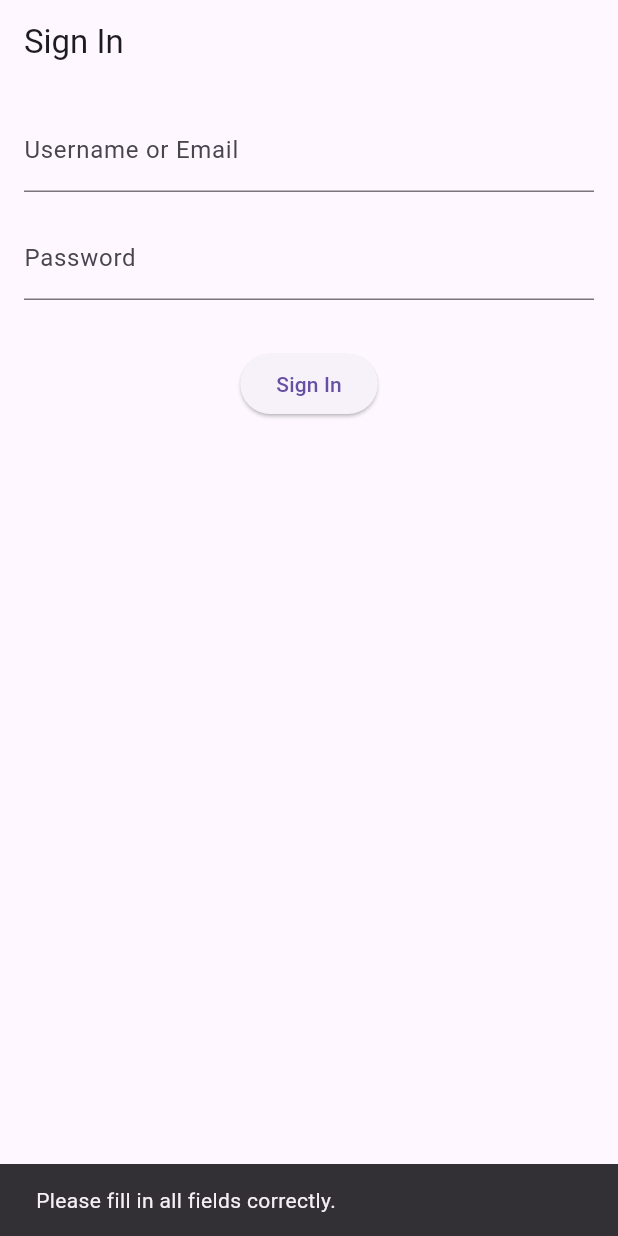
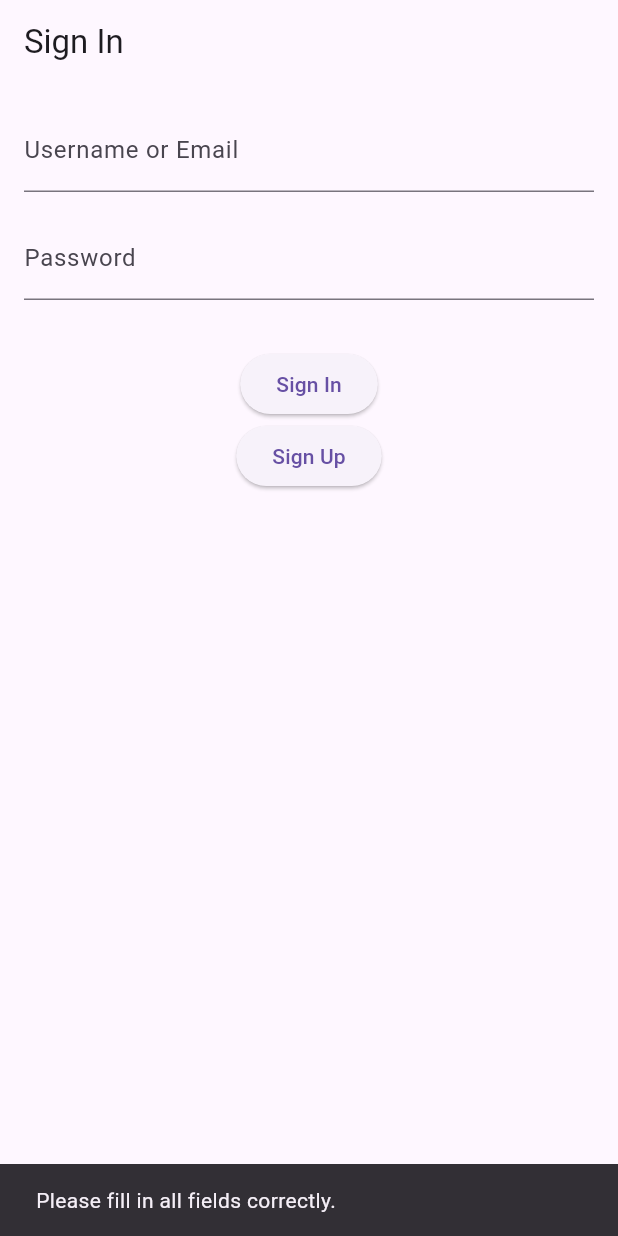
Before and after one commit to ImMrHak/StreamRank-FE, a Flutter app: the screen it shows after launch, after a tap on "Sign In", on a phone screen of 412 x 824 dp. Run offline on Flutter 3.47's test engine with Material 3 defaults, Android fonts, the light colour scheme and no system bars; drawn by our look-alikes of flutter_form_builder; our stand-ins replace flutter_dotenv, flutter_secure_storage, form_builder_validators; missing offline and left inert: image_network; network calls fail.

Commit message:
feat: Update project configuration and implement navigation
- Fixed Android version compatibility in build.gradle and gradle-wrapper.properties
- Updated .env and Config.dart for better environment management
- Added navigation buttons to SignInPage and SignUpPage

```diff
--- a/lib/core/network/back-end/AuthApiService.dart
+++ b/lib/core/network/back-end/AuthApiService.dart
@@ -9,7 +9,7 @@ class AuthApiService {
   // Sign Up - /SignUp
   Future<Map<String, dynamic>> signUp(UserSignUpDTO signUpDTO) async {
     final response = await http.post(
-      Uri.parse(baseUrl + 'auth/SignUp'),
+      Uri.parse('${baseUrl}auth/SignUp'),
       body: jsonEncode(signUpDTO.toJson()),
       headers: {'Content-Type': 'application/json'},
     );
@@ -41,7 +41,7 @@ class AuthApiService {
   // Sign In - /SignIn
   Future<Map<String, dynamic>> signIn(UserSignInDTO signInDTO) async {
     final response = await http.post(
-      Uri.parse(baseUrl + 'auth/SignIn'),
+      Uri.parse('${baseUrl}auth/SignIn'),
       body: jsonEncode(signInDTO.toJson()),
       headers: {'Content-Type': 'application/json'},
     );
@@ -64,6 +64,7 @@ class AuthApiService {
       return {
         'token': token,
         'rid': rid,
+        'status': 'success'
       };
     } else {
       throw Exception('Failed to sign in');
--- a/lib/core/network/no-back-end/MovieApiService.dart
+++ b/lib/core/network/no-back-end/MovieApiService.dart
@@ -8,7 +8,7 @@ class MovieApiService {
 
   Future<List<Movie>> getMovies() async {
     try {
-      final response = await http.get(Uri.parse(baseUrl + 'list_movies.json'));
+      final response = await http.get(Uri.parse('${baseUrl}list_movies.json'));
 
       print(response.body);
 
@@ -33,7 +33,7 @@ class MovieApiService {
 
   Future<List<Movie>> getNextMovies(int pageNumber) async {
     try {
-      final response = await http.get(Uri.parse(baseUrl + 'list_movies.json?page=$pageNumber'));
+      final response = await http.get(Uri.parse('${baseUrl}list_movies.json?page=$pageNumber'));
 
       // Check if the response is successful
       if (response.statusCode == 200) {
@@ -92,7 +92,7 @@ Future<List<Movie>> getMovieSuggestions(int movieId) async {
 }
   Future<Movie> getMovieDetails(int movieId) async {
     try {
-      final response = await http.get(Uri.parse(baseUrl + 'movie_details.json?movie_id=$movieId'));
+      final response = await http.get(Uri.parse('${baseUrl}movie_details.json?movie_id=$movieId'));
 
       if (response.statusCode == 200) {
         final data = json.decode(response.body);
--- a/lib/core/network/no-back-end/TvChannelApiService.dart
+++ b/lib/core/network/no-back-end/TvChannelApiService.dart
@@ -1,6 +1,3 @@
-import 'dart:convert';
-import 'package:http/http.dart' as http;
-import 'package:streamrank/core/utils/Config.dart';
 
 class TvChannelApiService {
 
--- a/lib/core/utils/Config.dart
+++ b/lib/core/utils/Config.dart
@@ -10,7 +10,7 @@ class Config {
     return dotenv.env['API_URL_YTS'].toString();
   }
 
-  static final FlutterSecureStorage secureStorage = FlutterSecureStorage();
+  static const FlutterSecureStorage secureStorage = FlutterSecureStorage();
 
    // Retrieve token
   static Future<String?> getToken() async {
--- a/lib/features/authentication/SignInPage.dart
+++ b/lib/features/authentication/SignInPage.dart
@@ -3,10 +3,14 @@ import 'package:flutter_form_builder/flutter_form_builder.dart';
 import 'package:form_builder_validators/form_builder_validators.dart';
 import 'package:streamrank/core/network/back-end/AuthApiService.dart';
 import 'package:streamrank/core/network/back-end/dto/authentication/UserSignInDTO.dart';
+import 'package:streamrank/features/authentication/SignUpPage.dart';
+import 'package:streamrank/features/movie/MoviesPage.dart';
 
 class SignInPage extends StatelessWidget {
   final AuthApiService authApiService = AuthApiService();
   final GlobalKey<FormBuilderState> _formKey = GlobalKey<FormBuilderState>();
+
+  SignInPage({super.key});
 
   void _submitForm(BuildContext context) async {
     if (_formKey.currentState?.saveAndValidate() ?? false) {
@@ -15,22 +19,28 @@ class SignInPage extends StatelessWidget {
         final signInDTO = UserSignInDTO.fromFormData(formData!);
         final response = await authApiService.signIn(signInDTO);
 
-        if (response["status"] == "success")
+        if (response["status"] == "success") {
           ScaffoldMessenger.of(context).showSnackBar(
-            SnackBar(content: Text('Sign-in successful!')),
+            const SnackBar(content: Text('Sign-in successful!')),
           );
-        else
+
+          Navigator.push(
+            context,
+            MaterialPageRoute(builder: (context) => MoviesPage()),
+          );
+        } else {
           ScaffoldMessenger.of(context).showSnackBar(
-            SnackBar(content: Text('Sign-in failed!')),
+            const SnackBar(content: Text('Sign-in failed!')),
           );
+        }
       } catch (e) {
         ScaffoldMessenger.of(context).showSnackBar(
-          SnackBar(content: Text('internal server error')),
+          const SnackBar(content: Text('internal server error')),
         );
       }
     } else {
       ScaffoldMessenger.of(context).showSnackBar(
-        SnackBar(content: Text('Please fill in all fields correctly.')),
+        const SnackBar(content: Text('Please fill in all fields correctly.')),
       );
     }
   }
@@ -39,7 +49,7 @@ class SignInPage extends StatelessWidget {
   Widget build(BuildContext context) {
     return Scaffold(
       appBar: AppBar(
-        title: Text('Sign In'),
+        title: const Text('Sign In'),
       ),
       body: Padding(
         padding: const EdgeInsets.all(16.0),
@@ -49,25 +59,36 @@ class SignInPage extends StatelessWidget {
             children: [
               FormBuilderTextField(
                 name: 'usernameOrEmail',
-                decoration: InputDecoration(labelText: 'Username or Email'),
+                decoration: const InputDecoration(labelText: 'Username or Email'),
                 validator: FormBuilderValidators.compose([
                   FormBuilderValidators.required(),
                 ]),
               ),
-              SizedBox(height: 16),
+              const SizedBox(height: 16),
               FormBuilderTextField(
                 name: 'password',
                 obscureText: true,
-                decoration: InputDecoration(labelText: 'Password'),
+                decoration: const InputDecoration(labelText: 'Password'),
                 validator: FormBuilderValidators.compose([
                   FormBuilderValidators.required(),
                   FormBuilderValidators.minLength(6),
                 ]),
               ),
-              SizedBox(height: 32),
+              const SizedBox(height: 32),
               ElevatedButton(
                 onPressed: () => _submitForm(context),
-                child: Text('Sign In'),
+                child: const Text('Sign In'),
+              ),
+
+              ElevatedButton(
+                onPressed: () {
+                  // Navigate to the SignUpPage
+                  Navigator.push(
+                    context,
+                    MaterialPageRoute(builder: (context) => SignUpPage()),
+                  );
+                },
+                child: const Text('Sign Up'),
               ),
             ],
           ),
--- a/lib/main.dart
+++ b/lib/main.dart
@@ -9,10 +9,12 @@
   MovieApiService service = MovieApiService();
   //service.getMovieDetails(1);
   service.getMovieSuggestions(1);
-  runApp(MyApp());
+  runApp(const MyApp());
 }
 
 class MyApp extends StatelessWidget {
+  const MyApp({super.key});
+
   @override
   Widget build(BuildContext context) {
     return MaterialApp(
@@ -21,14 +23,14 @@
       initialRoute: '/signin',  // You can set this to '/signin' or '/' as needed
       routes: {
         '/signin': (context) => SignInPage(),
-        '/movies': (context) => MoviesPage(),// Correct route to MoviesPage
+        '/movies': (context) => const MoviesPage(),// Correct route to MoviesPage
       },
       // This handles unknown routes (if you attempt to navigate to an undefined route)
       onUnknownRoute: (settings) {
         return MaterialPageRoute(
           builder: (context) => Scaffold(
-            appBar: AppBar(title: Text('Page Not Found')),
-            body: Center(child: Text('404 - Page not found')),
+            appBar: AppBar(title: const Text('Page Not Found')),
+            body: const Center(child: Text('404 - Page not found')),
           ),
         );
       },
--- a/pubspec.yaml
+++ b/pubspec.yaml
@@ -41,6 +41,7 @@ dependencies:
   # Use with the CupertinoIcons class for iOS style icons.
   cupertino_icons: ^1.0.8
 
+  intl: any
 dev_dependencies:
   flutter_test:
     sdk: flutter
```
Also changed, not shown: lib/core/network/back-end/UserApiService.dart (+8 -8 lines), lib/features/authentication/SignUpPage.dart (+23 -20 lines), lib/features/movie/MovieDetailspage.dart (+17 -17 lines), lib/features/movie/MoviesPage.dart (+12 -12 lines), pubspec.lock, 5 other files.
